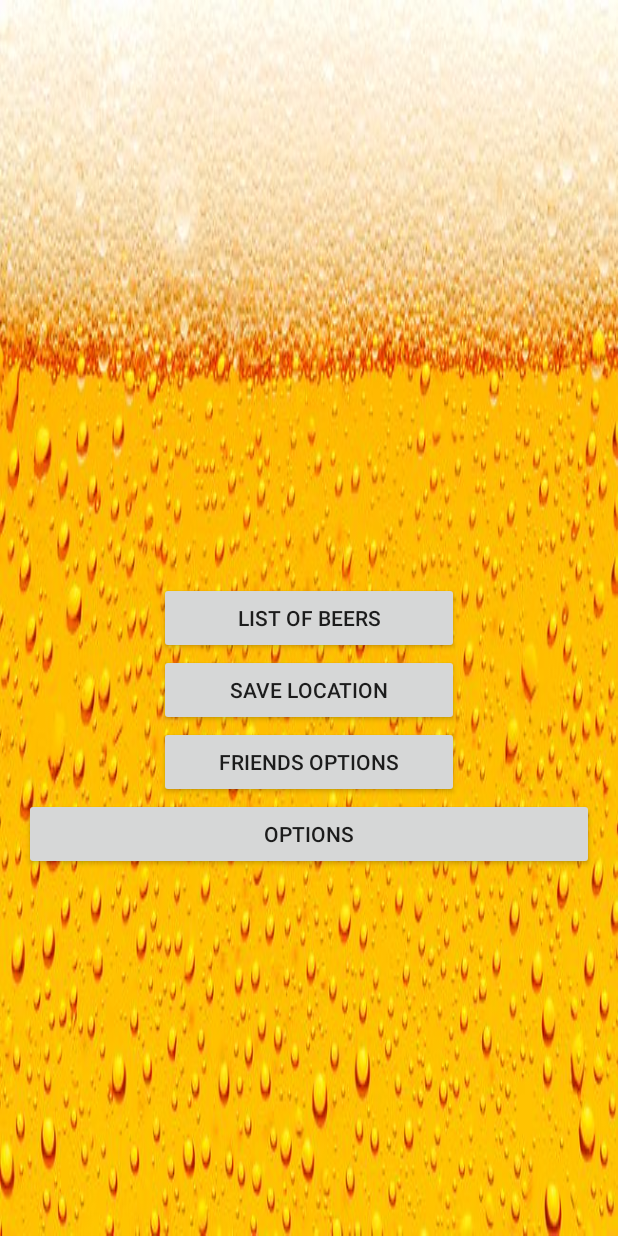
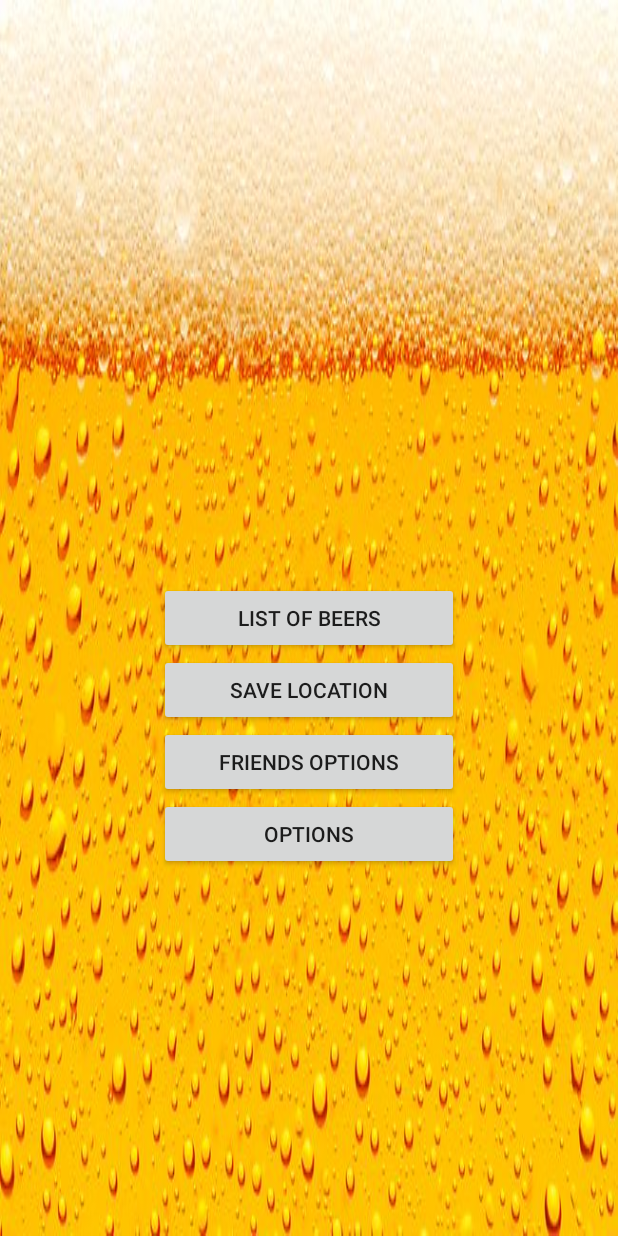
Before and after one commit to 188383/BeerApp, an Android app: the screen it shows after launch (MainActivity), on a phone screen of 412 x 824 dp. Run offline under Robolectric (Android 15) with nearby library versions, the phone set to English and light mode, and no system bars.

Commit message:
changed 400dp

```diff
--- a/app/src/main/res/layout/activity_main.xml
+++ b/app/src/main/res/layout/activity_main.xml
@@ -32,7 +32,7 @@
         android:text="@string/friend_options"/>
     <Button
         android:id="@+id/options"
-        android:layout_width="400dp"
+        android:layout_width="200dp"
         android:layout_height="wrap_content"
         android:layout_below="@id/friends"
         android:layout_centerHorizontal="true"
```
